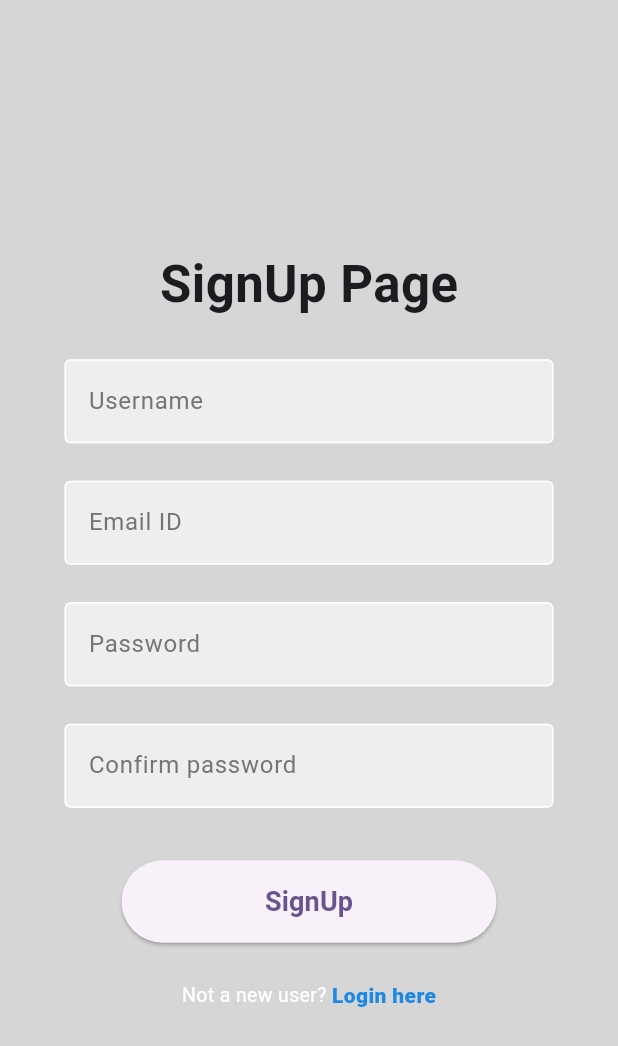
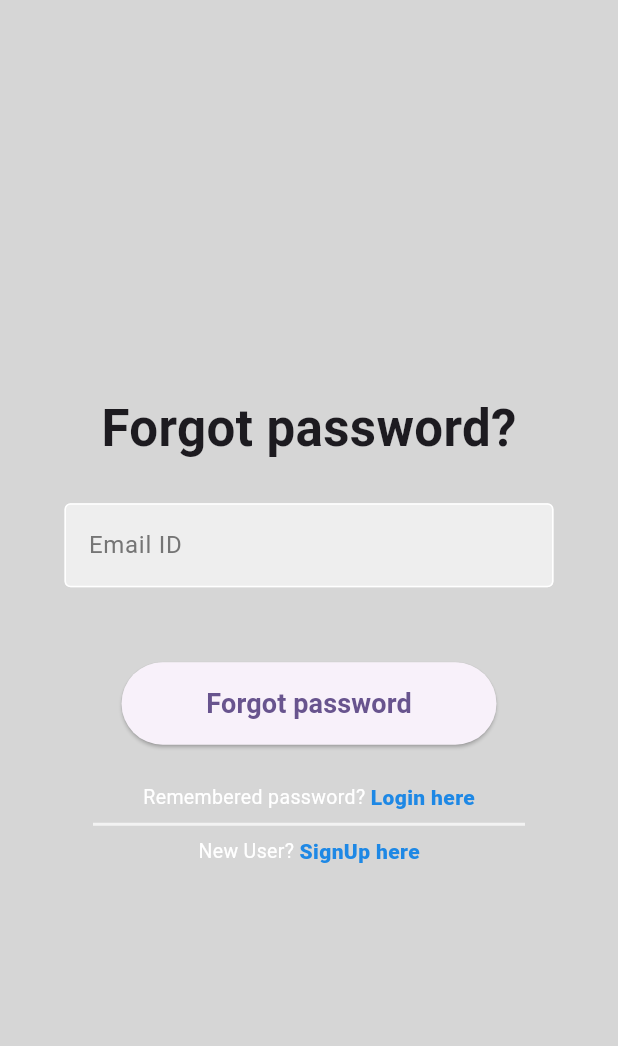
Before and after one commit to KarthikPrabhu23/MapDesk, a Flutter app: the screen it shows after launch, after a tap on "Forgot password?", on a phone screen of 412 x 824 dp. Shown: the top 1046 px of the screen. Run offline on Flutter 3.47's test engine with Material 3 defaults, Android fonts, the phone set to English and light mode, and no system bars; our stand-ins replace cloud_firestore, firebase_auth, firebase_core, firebase_database, geolocator, google_maps_flutter; missing offline and left inert: google_maps_webservice; accounts and stored records are empty.

Commit message:
Reset password complete

```diff
--- a/lib/LoginSignup/auth_page.dart
+++ /dev/null
@@ -1,25 +0,0 @@
-import 'package:firebase_auth/firebase_auth.dart';
-import 'package:flutter/material.dart';
-import 'package:map1/Home/home_page.dart';
-import 'package:map1/LoginSignup/signup_page.dart';
-
-class AuthPage extends StatelessWidget {
-  const AuthPage({super.key});
-
-  @override
-  Widget build(BuildContext context) {
-    return Scaffold(
-      body: StreamBuilder<User?>(
-        stream: FirebaseAuth.instance.authStateChanges(),
-        builder: (context, snapshot) {
-          if (snapshot.hasData) {
-            return const MyHomePage();
-          }
-          else{
-            return SignUp();
-          }
-        },
-      ),
-    );
-  }
-}
--- a/lib/LoginSignup/login_page.dart
+++ b/lib/LoginSignup/login_page.dart
@@ -2,6 +2,7 @@ import 'package:firebase_auth/firebase_auth.dart';
 import 'package:flutter/material.dart';
 import 'package:map1/Home/home_page.dart';
 import 'package:map1/LoginSignup/components/myTextFormField.dart';
+import 'package:map1/LoginSignup/reset_password.dart';
 import 'package:map1/LoginSignup/signup_page.dart';
 // import 'package:map1/LoginSignup/auth_page.dart';
 
@@ -104,21 +105,24 @@ class _LoginPageState extends State<LoginPage> {
                       mainAxisAlignment: MainAxisAlignment.end,
 
                       children: [
-                        GestureDetector(
+                        Padding(
+                          padding: const EdgeInsets.only(right: 23),
+                          child: GestureDetector(
                             onTap: () {
                               Navigator.push(
                                 context,
                                 MaterialPageRoute(
-                                  builder: (context) => const SignUp()),
+                                    builder: (context) => const ResetPassword()),
                               );
                             },
-                          child: Text(
+                            child: const Text(
                               'Forgot password?', style: TextStyle(
                                 fontWeight: FontWeight.w800,
-                              color: Colors.white70,
+                                color: Colors.black45,
                               )
                             ),
 
+                          ),
                         ),
                       ],
                     ),
--- /dev/null
+++ b/lib/LoginSignup/reset_password.dart
@@ -0,0 +1,164 @@
+import 'package:firebase_auth/firebase_auth.dart';
+import 'package:flutter/material.dart';
+import 'package:map1/LoginSignup/components/myTextFormField.dart';
+import 'package:map1/LoginSignup/login_page.dart';
+import 'package:map1/LoginSignup/signup_page.dart';
+
+class ResetPassword extends StatefulWidget {
+  const ResetPassword({super.key});
+
+  @override
+  State<ResetPassword> createState() => _ResetPasswordState();
+}
+
+class _ResetPasswordState extends State<ResetPassword> {
+  final _formKey = GlobalKey<FormState>();
+
+  final _email = TextEditingController();
+
+  @override
+  Widget build(BuildContext context) {
+    return Scaffold(
+      backgroundColor: Colors.grey[350],
+      body: Center(
+        child: SingleChildScrollView(
+          scrollDirection: Axis.vertical,
+          child: Padding(
+            padding: const EdgeInsets.all(18.0),
+            child: Form(
+              key: _formKey,
+              // height: 700,
+              child: Container(
+                decoration: BoxDecoration(
+                  borderRadius: BorderRadius.circular(24),
+                  // color: Color.fromARGB(255, 255, 175, 77),
+                ),
+                child: Column(
+                  mainAxisAlignment: MainAxisAlignment.center,
+                  crossAxisAlignment: CrossAxisAlignment.center,
+                  children: [
+                    const SizedBox(
+                      height: 15,
+                    ),
+                    const Text(
+                      'Forgot password?',
+                      style:
+                          TextStyle(fontWeight: FontWeight.bold, fontSize: 34),
+                    ),
+                    const SizedBox(
+                      height: 20,
+                    ),
+                    myTextFormField(
+                      MyController: _email,
+                      hintText: "Enter email id",
+                      labelText: "Email ID",
+                    ),
+                    const SizedBox(
+                      height: 15,
+                    ),
+                    const SizedBox(
+                      height: 30,
+                    ),
+                    SizedBox(
+                      width: 250,
+                      height: 55,
+                      child: ElevatedButton(
+                        onPressed: () {
+                          if (_formKey.currentState!.validate()) {
+                            ScaffoldMessenger.of(context).showSnackBar(
+                              const SnackBar(
+                                content: Text('Check your email inbox'),
+                              ),
+                            );
+                            FirebaseAuth.instance
+                                .sendPasswordResetEmail(email: _email.text)
+                                .then((value) => Navigator.of(context).pop());
+                          }
+                        },
+                        child: const Text(
+                          "Forgot password",
+                          style: TextStyle(
+                            fontWeight: FontWeight.bold,
+                            fontSize: 18,
+                          ),
+                        ),
+                      ),
+                    ),
+                    const SizedBox(
+                      height: 25,
+                    ),
+                    Row(
+                      mainAxisAlignment: MainAxisAlignment.center,
+                      children: [
+                        const Text(
+                          'Remembered password? ',
+                          style: TextStyle(
+                            fontSize: 13,
+                            color: Colors.white,
+                          ),
+                        ),
+                        GestureDetector(
+                          onTap: () {
+                            Navigator.push(
+                              context,
+                              MaterialPageRoute(
+                                  builder: (context) => const LoginPage()),
+                            );
+                          },
+                          child: Text(
+                            'Login here',
+                            style: TextStyle(
+                              color: Colors.blue[600],
+                              fontWeight: FontWeight.w800,
+                            ),
+                          ),
+                        ),
+                      ],
+                    ),
+                    // const SizedBox(
+                    //   height: 20,
+                    // ),
+                    const Divider(
+                      thickness: 2,
+                      color: Colors.white70,
+                      indent: 44,
+                      endIndent: 44,
+                    ),
+                    Row(
+                      mainAxisAlignment: MainAxisAlignment.center,
+                      children: [
+                        const Text(
+                          'New User? ',
+                          style: TextStyle(
+                            fontSize: 13,
+                            color: Colors.white,
+                          ),
+                        ),
+                        GestureDetector(
+                          onTap: () {
+                            Navigator.push(
+                              context,
+                              MaterialPageRoute(
+                                  builder: (context) => const SignUp()),
+                            );
+                          },
+                          child: Text(
+                            'SignUp here',
+                            style: TextStyle(
+                              color: Colors.blue[600],
+                              fontWeight: FontWeight.w800,
+                            ),
+                          ),
+                        ),
+                      ],
+                    ),
+                  ],
+                ),
+              ),
+            ),
+          ),
+        ),
+      ),
+    );
+  }
+}
--- a/lib/main.dart
+++ b/lib/main.dart
@@ -4,7 +4,6 @@ import 'package:firebase_core/firebase_core.dart';
 import 'package:flutter/material.dart';
 import 'package:map1/Home/add_room.dart';
 import 'package:map1/Home/home_page.dart';
-import 'package:map1/LoginSignup/auth_page.dart';
 import 'package:map1/LoginSignup/login_page.dart';
 import 'package:map1/LoginSignup/signup_page.dart';
 import 'package:map1/LoginSignup/signup_widget.dart';
```
Lines whose indentation alone changed are shown as unchanged.
